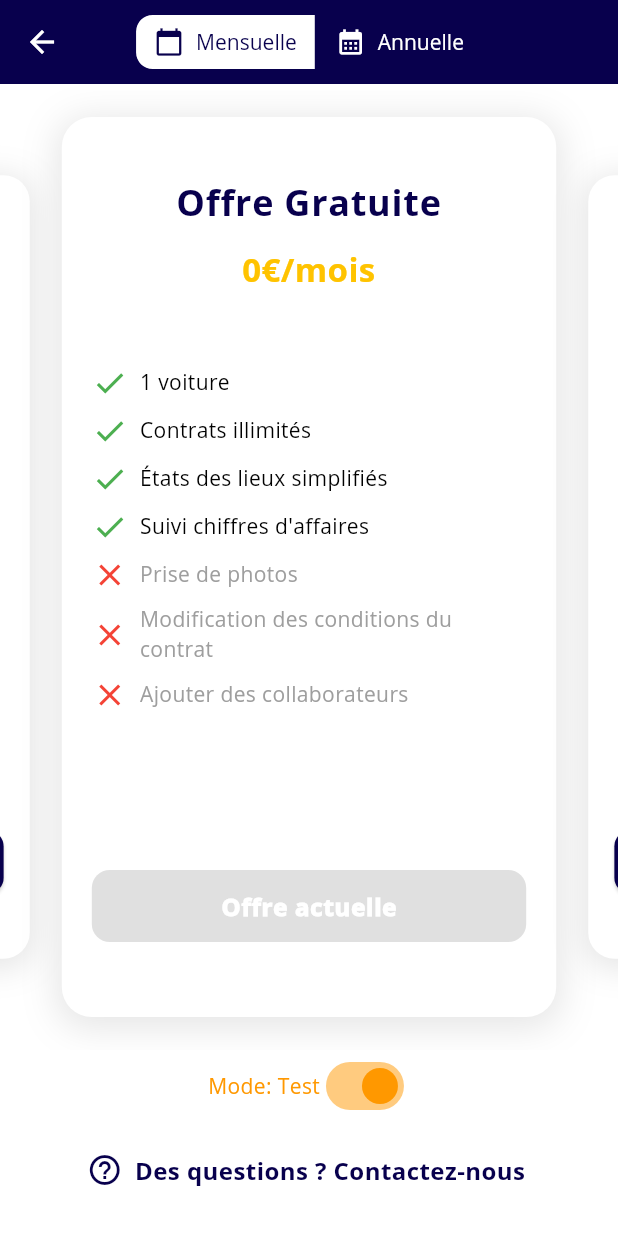
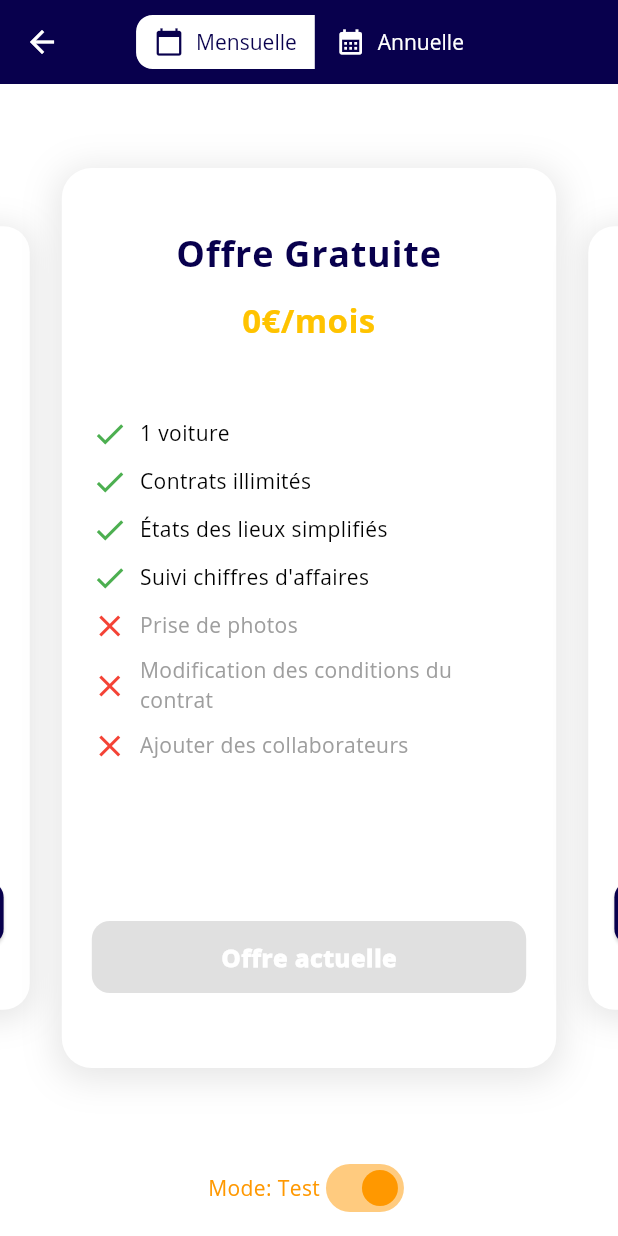
Before and after one commit to Hectotor/contraloc2, a Flutter app: the AbonnementScreen screen opened directly, on a phone screen of 412 x 824 dp. Run offline on Flutter 3.47's test engine with Material 3 defaults, Android fonts, the light colour scheme and no system bars; drawn by our look-alikes of carousel_slider; our stand-ins replace animated_text_kit, cloud_firestore, firebase_auth, firebase_core, firebase_storage, fl_chart and 8 more; missing offline and left inert: mailer, purchases_flutter; accounts and stored records are empty.

Commit message:
ABONNEMENT ok 2

```diff
--- a/lib/USERS/Subscription/abonnement_screen.dart
+++ b/lib/USERS/Subscription/abonnement_screen.dart
@@ -1,7 +1,6 @@
 import 'package:flutter/material.dart';
 import 'package:firebase_auth/firebase_auth.dart';
 import 'revenue_cat_service.dart';
-import '../question_user.dart';
 import 'plan_display.dart';
 import 'stripe_payment_handler.dart';
 
@@ -158,34 +157,6 @@ class _AbonnementScreenState extends State<AbonnementScreen> {
                     ],
                   ),
                 ),
-
-                Padding(
-                  padding: const EdgeInsets.only(bottom: 20.0),
-                  child: TextButton.icon(
-                    onPressed: () {
-                      if (!mounted) return;
-                      Navigator.push(
-                        context,
-                        MaterialPageRoute(
-                            builder: (context) => const QuestionUser()),
-                      );
-                    },
-                    icon: const Icon(
-                      Icons.help_outline,
-                      color: Color(0xFF08004D),
-                      size: 24,
-                    ),
-                    label: const Text(
-                      "Des questions ? Contactez-nous",
-                      style: TextStyle(
-                        color: Color(0xFF08004D),
-                        fontSize: 16,
-                        fontWeight: FontWeight.w600,
-                        letterSpacing: 0.3,
-                      ),
-                    ),
-                  ),
-                ),
               ],
             ),
             if (_isLoading)
--- a/lib/USERS/Subscription/plan_display.dart
+++ b/lib/USERS/Subscription/plan_display.dart
@@ -1,7 +1,7 @@
 import 'package:ContraLoc/USERS/Subscription/subscription_handler.dart';
 import 'package:flutter/material.dart';
 import 'package:carousel_slider/carousel_slider.dart';
-
+import 'package:ContraLoc/USERS/question_user.dart';
 
 import 'package:cloud_firestore/cloud_firestore.dart';
 import 'package:firebase_auth/firebase_auth.dart';
@@ -57,6 +57,19 @@ class PlanData {
         {"text": "Ajouter des collaborateurs", "isAvailable": true},
       ],
     ),
+    // Nouvel élément pour contacter le support
+    PlanData(
+      title: "Besoin de plus de véhicules ?",
+      price: "Contactez-nous",
+      features: [
+        {"text": "Offres personnalisées", "isAvailable": true},
+        {"text": "Accompagnement dédié", "isAvailable": true},
+        {"text": "Formation incluse", "isAvailable": true},
+        {"text": "Support prioritaire", "isAvailable": true},
+        {"text": "Fonctionnalités sur mesure", "isAvailable": true},
+        {"text": "Intégration avec vos outils", "isAvailable": true},
+      ],
+    ),
   ];
 
   static List<PlanData> yearlyPlans = [
@@ -97,6 +110,19 @@ class PlanData {
         {"text": "Prise de photos", "isAvailable": true},
         {"text": "Modification des conditions du contrat", "isAvailable": true},
         {"text": "Ajouter des collaborateurs", "isAvailable": true},
+      ],
+    ),
+    // Nouvel élément pour contacter le support
+    PlanData(
+      title: "Besoin de plus de véhicules ?",
+      price: "Contactez-nous",
+      features: [
+        {"text": "Offres personnalisées", "isAvailable": true},
+        {"text": "Accompagnement dédié", "isAvailable": true},
+        {"text": "Formation incluse", "isAvailable": true},
+        {"text": "Support prioritaire", "isAvailable": true},
+        {"text": "Fonctionnalités sur mesure", "isAvailable": true},
+        {"text": "Intégration avec vos outils", "isAvailable": true},
       ],
     ),
   ];
@@ -339,10 +365,18 @@ class PlanDisplayState extends State<PlanDisplay> {
     );
   }
 
-
-
   // Modifier la méthode _handleSubscription pour utiliser SubscriptionHandler
   Future<void> _handleSubscription(String plan) async {
+    // Si l'utilisateur clique sur "Besoin de plus de véhicules ?", rediriger vers la page de questions
+    if (plan == "Besoin de plus de véhicules ?") {
+      Navigator.push(
+        context,
+        MaterialPageRoute(builder: (context) => const QuestionUser()),
+      );
+      return;
+    }
+
+    // Sinon, procéder avec le processus d'abonnement normal
     await SubscriptionHandler.handleSubscription(
       context: context,
       plan: plan,
```
